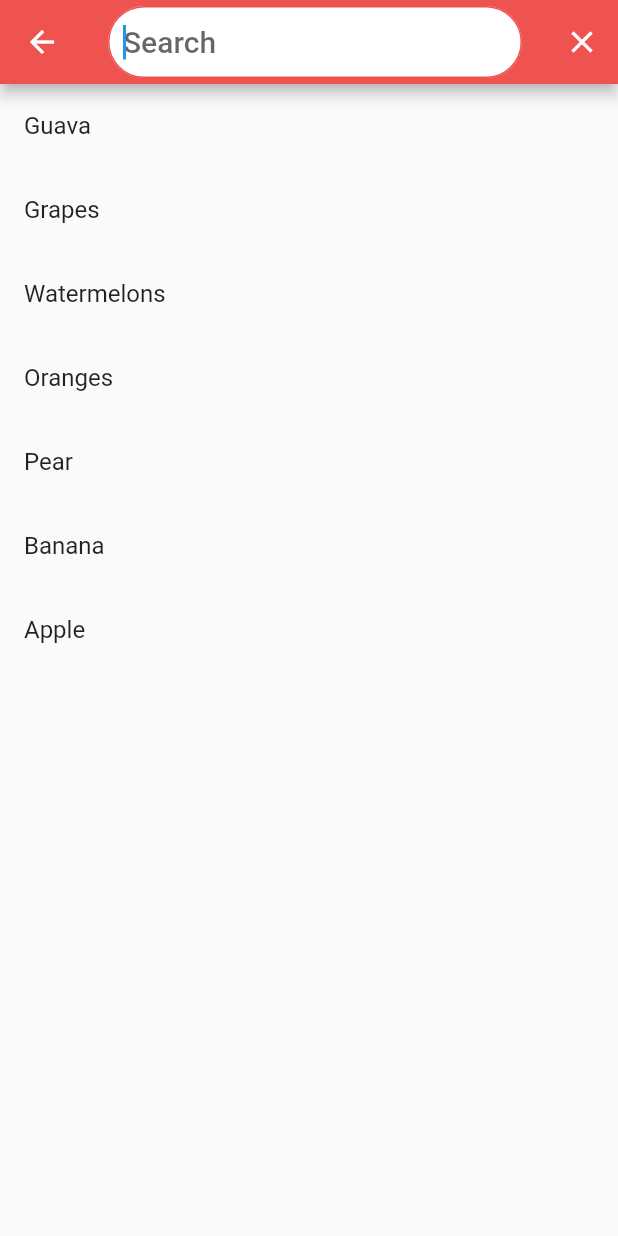
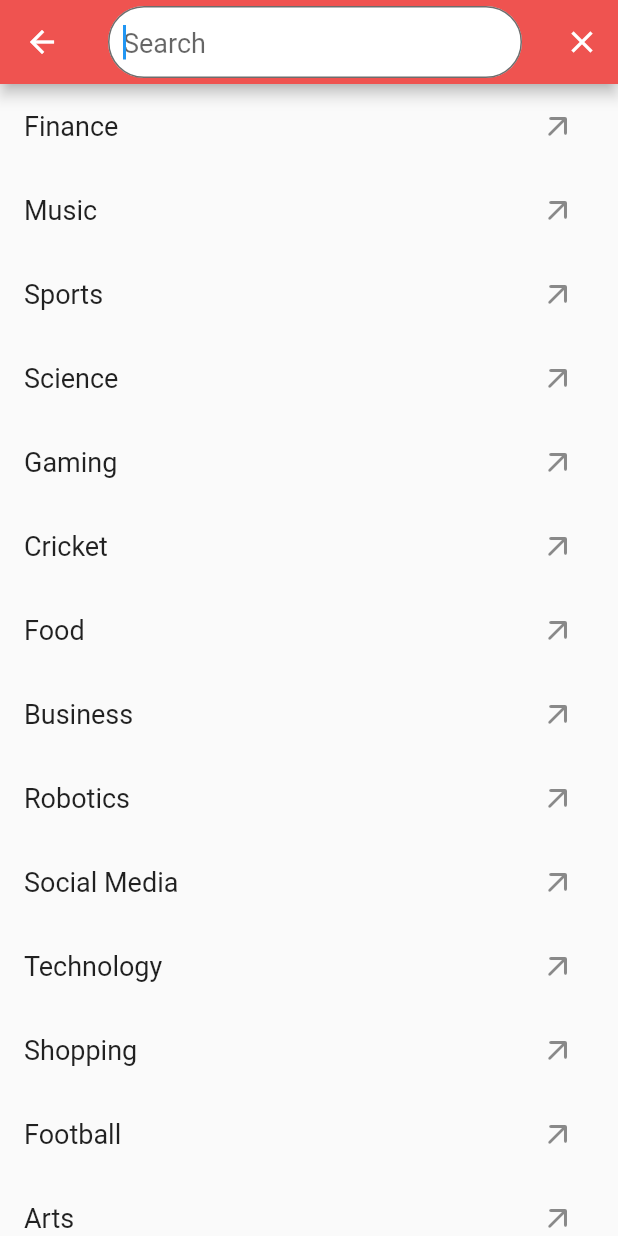
Before and after one commit to sagarrajgit/News_App, a Flutter app: the screen it shows after launch, after a tap on the "search" icon, on a phone screen of 412 x 824 dp. Run offline on Flutter 3.47's test engine with Material 3 defaults, Android fonts, the phone set to English and light mode, and no system bars; our stand-ins replace webview_flutter; network calls fail.

Commit message:
second commit

```diff
--- a/lib/model/suggestion_list.dart
+++ b/lib/model/suggestion_list.dart
@@ -1,3 +1,20 @@
-List<String> searchTerms = [
-    'Apple', 'Banana', 'Pear', 'Oranges', 'Watermelons', 'Grapes', 'Guava'
+List<String> suggestions = [
+  '"Health"',
+  '"Entertainment"',
+  '"Esports"',
+  '"General"',
+  '"Arts"',
+  '"Football"',
+  '"Shopping"',
+  '"Technology"',
+  '"Social Media"',
+  '"Robotics"',
+  '"Business"',
+  '"Food"',
+  '"Cricket"',
+  '"Gaming"',
+  '"Science"',
+  '"Sports"',
+  '"Music"',
+  '"Finance"',
 ];
--- a/lib/screens/home_page.dart
+++ b/lib/screens/home_page.dart
@@ -15,6 +15,7 @@ class HomePage extends StatefulWidget {
 class _HomePageState extends State<HomePage> {
   List<Article> news = [];
 
+  // API calling
   Future getNews(String countryName) async {
     news.clear();
 
@@ -23,6 +24,7 @@ class _HomePageState extends State<HomePage> {
     );
     var jsonData = jsonDecode(response.body);
 
+    // If
     if (jsonData['status'] == 'ok') {
       for (var element in jsonData['articles']) {
         if (element['title'] != null && element['urlToImage'] != null) {
@@ -39,7 +41,10 @@ class _HomePageState extends State<HomePage> {
     }
   }
 
+  // Initaila value
   String dropDownValue = 'in';
+
+  // change dropdown value
   void changeCountry(String newValue) {
     setState(() {
       dropDownValue = newValue;
@@ -92,6 +97,8 @@ class _HomePageState extends State<HomePage> {
                         color: Colors.white,
                       ),
                     ),
+
+                    // dropdown list
                     items: const [
                       DropdownMenuItem(
                           value: 'in',
@@ -129,7 +136,9 @@ class _HomePageState extends State<HomePage> {
             builder: (context, snapshot) {
               //snapshot use to check current request call status
               if (snapshot.connectionState == ConnectionState.done) {
-                return ListView.builder(
+                return Padding(
+                  padding: const EdgeInsets.only(top:8.0),
+                  child: ListView.builder(
                     itemCount: news.length,
                     itemBuilder: (context, index) {
                       // return blog
@@ -141,6 +150,7 @@ class _HomePageState extends State<HomePage> {
                         blogPublishedAt: news[index].publishedAt,
                       );
                     },
+                  ),
                 );
               }
 
--- a/lib/screens/search_result.dart
+++ b/lib/screens/search_result.dart
@@ -12,6 +12,7 @@ class SearchResult extends StatelessWidget {
   @override
   Widget build(BuildContext context) {
 
+    // API calling
     List<Article> news = [];
 
     Future getNews(search) async {
--- a/lib/widget/custom_search.dart
+++ b/lib/widget/custom_search.dart
@@ -3,6 +3,8 @@ import 'package:news_app/screens/search_result.dart';
 import '../model/suggestion_list.dart';
 
 class CustomSearchDelegate extends SearchDelegate<String> {
+
+  // search bar decoration
   @override
   ThemeData appBarTheme(BuildContext context) {
     final ThemeData theme = Theme.of(context);
@@ -12,7 +14,21 @@ class CustomSearchDelegate extends SearchDelegate<String> {
         foregroundColor: Colors.white,
       ),
       inputDecorationTheme: InputDecorationTheme(
+        // size of search field
+        constraints: BoxConstraints.loose(
+          const Size.fromWidth(double.maxFinite)
+        ),
+
+        // hint inside search field
+        hintStyle: const TextStyle(
+            fontSize: 18,
+            fontWeight: FontWeight.normal),
+
         contentPadding: const EdgeInsets.all(10),
+        fillColor: Colors.white,
+        filled: true,
+
+        // border
         enabledBorder: OutlineInputBorder(
             borderRadius: BorderRadius.circular(40),
             borderSide: const BorderSide(
@@ -21,21 +37,32 @@ class CustomSearchDelegate extends SearchDelegate<String> {
         focusedBorder: OutlineInputBorder(
             borderRadius: BorderRadius.circular(40),
             borderSide: const BorderSide(
-              color: Color.fromRGBO(239, 83, 80, 1),
+              color: Color.fromRGBO(109, 109, 109, 1),
             )),
-        fillColor: Colors.white,
-        filled: true,
-        hintStyle: searchFieldStyle ?? theme.inputDecorationTheme.hintStyle,
-        border: InputBorder.none,
       ),
     );
   }
 
+  // leading button
+  @override
+  Widget buildLeading(BuildContext context) {
+    return IconButton(
+      splashColor: Colors.white,
+      splashRadius: 25,
+      onPressed: () {
+        close(context, '');
+      },
+      icon: const Icon(Icons.arrow_back),
+    );
+  }
+
+  // actions button
   @override
   List<Widget> buildActions(BuildContext context) {
     return [
       IconButton(
         splashColor: Colors.white,
+        splashRadius: 25,
         onPressed: () {
           if (query.isEmpty) {
             close(context, '');
@@ -47,24 +74,17 @@ class CustomSearchDelegate extends SearchDelegate<String> {
     ];
   }
 
-  @override
-  Widget buildLeading(BuildContext context) {
-    return IconButton(
-      splashColor: Colors.white,
-      onPressed: () {
-        close(context, '');
-      },
-      icon: const Icon(Icons.arrow_back),
-    );
-  }
-
+  // search suggestions
   @override
   Widget buildSuggestions(BuildContext context) {
     List<String> matchQuery = [];
 
-    for (final item in searchTerms.reversed) {
-      if (item.toLowerCase().contains(query.toLowerCase())) {
-        matchQuery.add(item);
+    for (final item in suggestions.reversed) {
+      // Storing an string with double quote eg.('"Apple"')
+      // Now removing first and last character
+      String modifiedString = item.substring(1, item.length - 1);
+      if (modifiedString.toLowerCase().contains(query.toLowerCase())) {
+        matchQuery.add(modifiedString);
       }
     }
     return ListView.builder(
@@ -75,16 +95,44 @@ class CustomSearchDelegate extends SearchDelegate<String> {
             query = matchQuery[index];
             showResults(context);
           },
-          title: Text(matchQuery[index]),
+          title: Row(
+            mainAxisAlignment: MainAxisAlignment.spaceBetween,
+            children: [
+              Expanded(
+                child: Text(
+                  matchQuery[index],
+                  style: const TextStyle(fontSize: 18),
+                  softWrap: true,
+                  maxLines: 5,
+                ),
+              ),
+               IconButton(
+                onPressed: () {
+                  query=matchQuery[index];
+                },
+                icon: const Icon(Icons.arrow_outward_rounded),
+              )
+            ],
+          ),
         );
       },
     );
   }
 
+  // search results
   @override
   Widget buildResults(BuildContext context) {
+    query.trim(); // remove all white spaces from start and end
     if (query.isNotEmpty) {
-      return SearchResult(searchTerm: query);
+
+      // add past searches into the list with double quote
+      if(suggestions.contains('"$query"')){
+        suggestions.remove('"$query"');
+      }
+      suggestions.add('"$query"');
+
+      // Search with double quote
+      return SearchResult(searchTerm: '"$query"');
     } else {
       return const Center(
         child: Row(
@@ -94,4 +142,5 @@ class CustomSearchDelegate extends SearchDelegate<String> {
       );
     }
   }
+
 }
```
Also changed, not shown: lib/widget/blog_tile.dart (+9 -2 lines), lib/widget/drop_down_item.dart (deleted, +0 -17 lines), pubspec.lock. Lines whose indentation alone changed are shown as unchanged.
